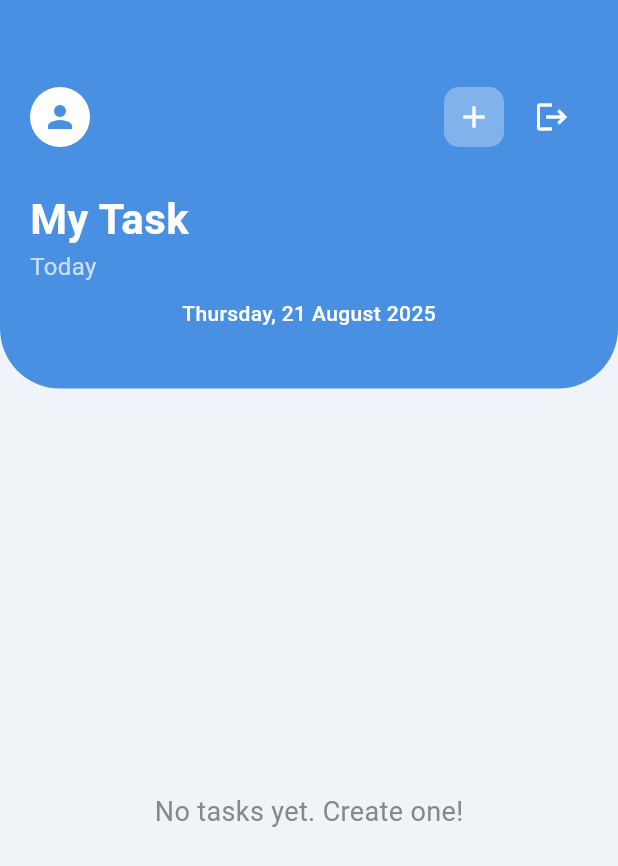
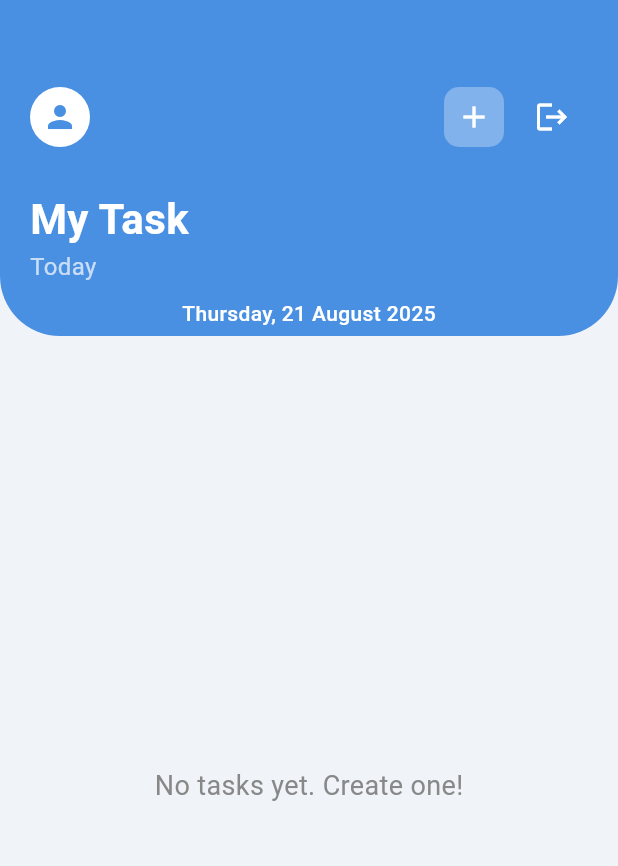
Before and after one commit to Denis24-sdk/task-manager, a Flutter app: the TaskListScreen screen opened directly, on a phone screen of 412 x 824 dp. Shown: the top 866 px of the screen. Run offline on Flutter 3.47's test engine with Material 3 defaults, Android fonts, the light colour scheme and no system bars; our stand-ins replace flutter_secure_storage, shared_preferences; accounts and stored records are empty; network calls fail; Roboto replaces fonts that are missing (Poppins).

Commit message:
Баг с регистрацией исправлен | Мелочи решены

```diff
--- a/frontend/manager_test_task/lib/screens/register_screen.dart
+++ b/frontend/manager_test_task/lib/screens/register_screen.dart
@@ -1,6 +1,7 @@
 import 'package:flutter/material.dart';
 import 'package:manager_test_task/main.dart';
 import 'package:manager_test_task/screens/login_screen.dart';
+import 'package:manager_test_task/screens/task_list_screen.dart';
 import 'package:manager_test_task/services/api_service.dart';
 
 class RegisterScreen extends StatefulWidget {
@@ -40,7 +41,9 @@ class _RegisterScreenState extends State<RegisterScreen> {
           backgroundColor: Colors.green,
         ),
       );
-      Navigator.of(context).pop();
+      Navigator.of(context).pushReplacement(
+        MaterialPageRoute(builder: (context) => const TaskListScreen()),
+      );
     } else {
       ScaffoldMessenger.of(context).showSnackBar(
         const SnackBar(
--- a/frontend/manager_test_task/lib/screens/task_list_screen.dart
+++ b/frontend/manager_test_task/lib/screens/task_list_screen.dart
@@ -56,7 +56,7 @@ class _HeaderSliver extends StatelessWidget {
   Widget build(BuildContext context) {
     return SliverToBoxAdapter(
       child: Container(
-        padding: const EdgeInsets.only(top: 50.0, left: 20.0, right: 20.0, bottom: 40.0),
+        padding: const EdgeInsets.only(top: 50.0, left: 20.0, right: 20.0, bottom: 5.0),
         decoration: const BoxDecoration(
           color: AppColors.primaryBlue,
           borderRadius: BorderRadius.only(
--- a/frontend/manager_test_task/lib/services/api_service.dart
+++ b/frontend/manager_test_task/lib/services/api_service.dart
@@ -4,7 +4,7 @@ import 'package:http/http.dart' as http;
 import 'package:manager_test_task/models/task.dart';
 
 class ApiService {
-  final String _baseUrl = "http://10.81.113.177:8000/api";
+  final String _baseUrl = "http://172.31.210.177:8000/api";
   final _storage = const FlutterSecureStorage();
 
   Future<String?> _getToken() async {
```
